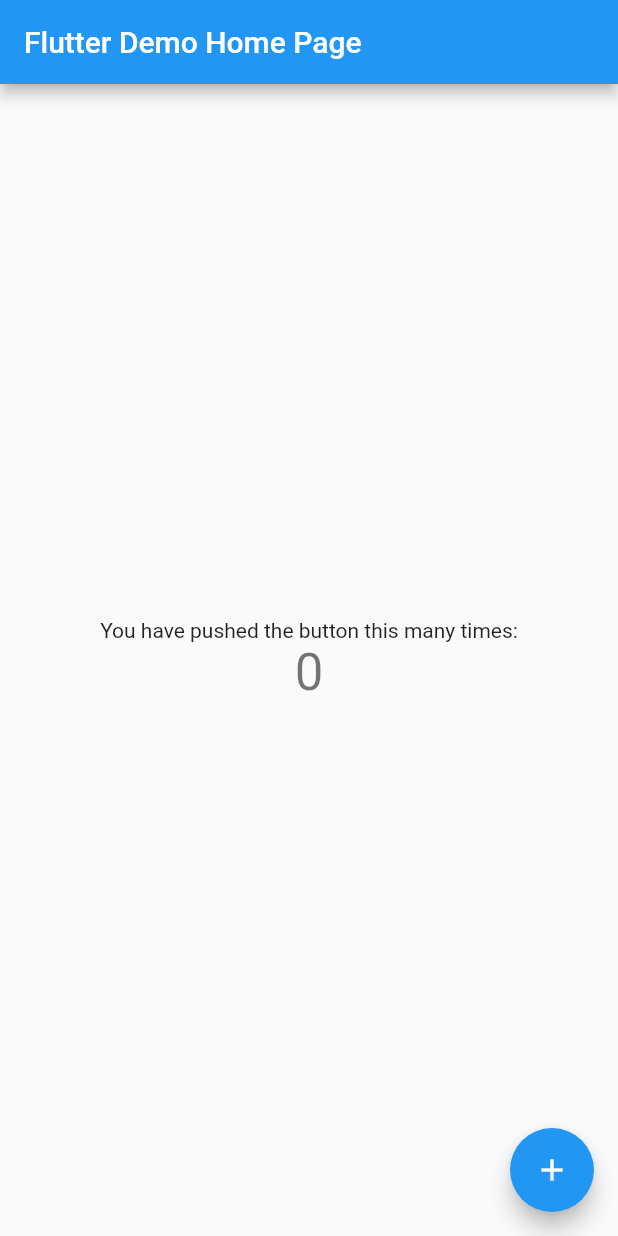
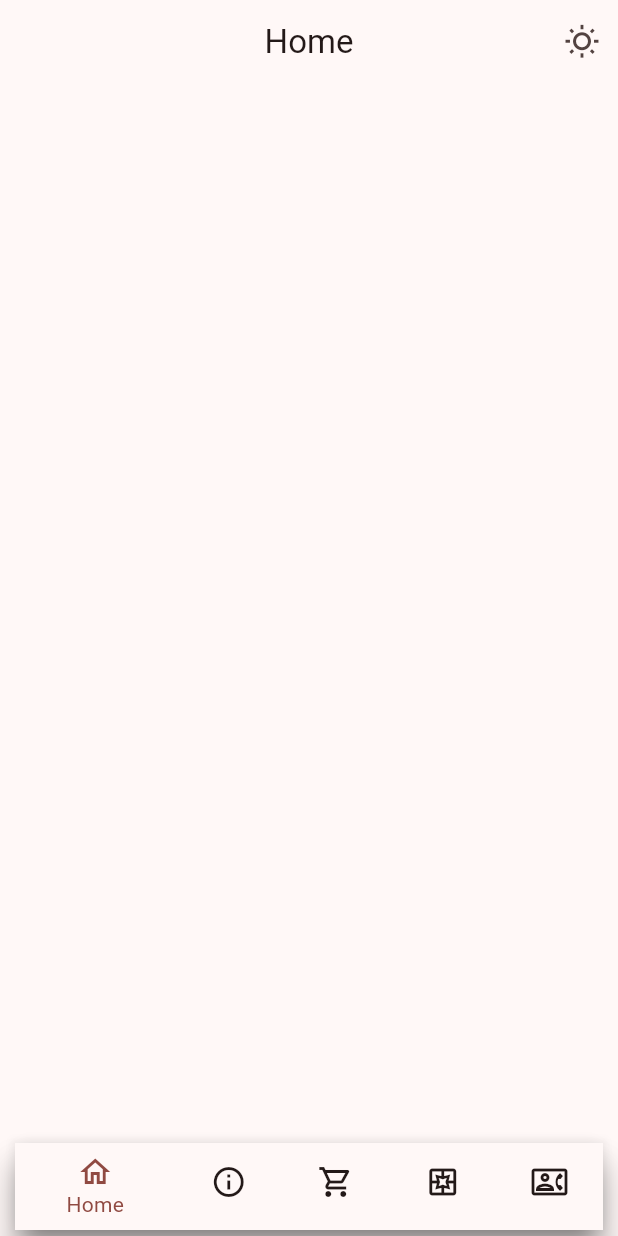
Before and after one commit to mozaddedalfeshani/bsl, a Flutter app: the screen it shows after launch, on a phone screen of 412 x 824 dp. Run offline on Flutter 3.47's test engine with Material 2 defaults, Android fonts, the light colour scheme and no system bars.

Commit message:
second init

```diff
--- a/lib/main.dart
+++ b/lib/main.dart
@@ -1,115 +1,6 @@
+import 'package:bsl/src/app.dart';
 import 'package:flutter/material.dart';
 
 void main() {
   runApp(const MyApp());
 }
-
-class MyApp extends StatelessWidget {
-  const MyApp({Key? key}) : super(key: key);
-
-  // This widget is the root of your application.
-  @override
-  Widget build(BuildContext context) {
-    return MaterialApp(
-      title: 'Flutter Demo',
-      theme: ThemeData(
-        // This is the theme of your application.
-        //
-        // Try running your application with "flutter run". You'll see the
-        // application has a blue toolbar. Then, without quitting the app, try
-        // changing the primarySwatch below to Colors.green and then invoke
-        // "hot reload" (press "r" in the console where you ran "flutter run",
-        // or simply save your changes to "hot reload" in a Flutter IDE).
-        // Notice that the counter didn't reset back to zero; the application
-        // is not restarted.
-        primarySwatch: Colors.blue,
-      ),
-      home: const MyHomePage(title: 'Flutter Demo Home Page'),
-    );
-  }
-}
-
-class MyHomePage extends StatefulWidget {
-  const MyHomePage({Key? key, required this.title}) : super(key: key);
-
-  // This widget is the home page of your application. It is stateful, meaning
-  // that it has a State object (defined below) that contains fields that affect
-  // how it looks.
-
-  // This class is the configuration for the state. It holds the values (in this
-  // case the title) provided by the parent (in this case the App widget) and
-  // used by the build method of the State. Fields in a Widget subclass are
-  // always marked "final".
-
-  final String title;
-
-  @override
-  State<MyHomePage> createState() => _MyHomePageState();
-}
-
-class _MyHomePageState extends State<MyHomePage> {
-  int _counter = 0;
-
-  void _incrementCounter() {
-    setState(() {
-      // This call to setState tells the Flutter framework that something has
-      // changed in this State, which causes it to rerun the build method below
-      // so that the display can reflect the updated values. If we changed
-      // _counter without calling setState(), then the build method would not be
-      // called again, and so nothing would appear to happen.
-      _counter++;
-    });
-  }
-
-  @override
-  Widget build(BuildContext context) {
-    // This method is rerun every time setState is called, for instance as done
-    // by the _incrementCounter method above.
-    //
-    // The Flutter framework has been optimized to make rerunning build methods
-    // fast, so that you can just rebuild anything that needs updating rather
-    // than having to individually change instances of widgets.
-    return Scaffold(
-      appBar: AppBar(
-        // Here we take the value from the MyHomePage object that was created by
-        // the App.build method, and use it to set our appbar title.
-        title: Text(widget.title),
-      ),
-      body: Center(
-        // Center is a layout widget. It takes a single child and positions it
-        // in the middle of the parent.
-        child: Column(
-          // Column is also a layout widget. It takes a list of children and
-          // arranges them vertically. By default, it sizes itself to fit its
-          // children horizontally, and tries to be as tall as its parent.
-          //
-          // Invoke "debug painting" (press "p" in the console, choose the
-          // "Toggle Debug Paint" action from the Flutter Inspector in Android
-          // Studio, or the "Toggle Debug Paint" command in Visual Studio Code)
-          // to see the wireframe for each widget.
-          //
-          // Column has various properties to control how it sizes itself and
-          // how it positions its children. Here we use mainAxisAlignment to
-          // center the children vertically; the main axis here is the vertical
-          // axis because Columns are vertical (the cross axis would be
-          // horizontal).
-          mainAxisAlignment: MainAxisAlignment.center,
-          children: <Widget>[
-            const Text(
-              'You have pushed the button this many times:',
-            ),
-            Text(
-              '$_counter',
-              style: Theme.of(context).textTheme.headline4,
-            ),
-          ],
-        ),
-      ),
-      floatingActionButton: FloatingActionButton(
-        onPressed: _incrementCounter,
-        tooltip: 'Increment',
-        child: const Icon(Icons.add),
-      ), // This trailing comma makes auto-formatting nicer for build methods.
-    );
-  }
-}
--- /dev/null
+++ b/lib/src/app.dart
@@ -0,0 +1,38 @@
+import 'package:bsl/src/home/home_page.dart';
+import 'package:bsl/src/settings/settings_controller.dart';
+import 'package:flutter/material.dart';
+
+class MyApp extends StatefulWidget {
+  const MyApp({Key? key}) : super(key: key);
+
+  @override
+  State<MyApp> createState() => _MyAppState();
+}
+
+class _MyAppState extends State<MyApp> {
+  @override
+  Widget build(BuildContext context) {
+    return AnimatedBuilder(
+        animation: SettingsController.instance,
+        builder: (context, _) {
+          return MaterialApp(
+            debugShowCheckedModeBanner: false,
+            themeMode: SettingsController.instance.themeMode,
+            theme: ThemeData(
+                useMaterial3: true,
+                colorSchemeSeed: Colors.red,
+                appBarTheme: const AppBarTheme(
+                  centerTitle: true,
+                )),
+            darkTheme: ThemeData(
+                useMaterial3: true,
+                colorSchemeSeed: Colors.red,
+                brightness: Brightness.dark,
+                appBarTheme: const AppBarTheme(
+                  centerTitle: true,
+                )),
+            home: const HomePage(),
+          );
+        });
+  }
+}
--- /dev/null
+++ b/lib/src/home/home_page.dart
@@ -0,0 +1,77 @@
+import 'package:bsl/src/settings/settings_controller.dart';
+import 'package:flutter/material.dart';
+
+class HomePage extends StatefulWidget {
+  const HomePage({Key? key}) : super(key: key);
+
+  @override
+  State<HomePage> createState() => _HomePageState();
+}
+
+class _HomePageState extends State<HomePage> {
+  int _currentIndex = 0;
+  @override
+  Widget build(BuildContext context) {
+    return Scaffold(
+      appBar: AppBar(
+        title: const Text("Home"),
+        actions: [
+          IconButton(
+            onPressed: () {
+              SettingsController.instance.toggleTheme();
+            },
+            icon: const Icon(Icons.wb_sunny_outlined),
+          ),
+        ],
+      ),
+      bottomNavigationBar: Align(
+        alignment: Alignment.bottomCenter,
+        child: ConstrainedBox(
+          constraints: const BoxConstraints(maxWidth: 400),
+          child: SizedBox(
+            child: Card(
+              elevation: 10,
+              child: BottomNavigationBar(
+                currentIndex: _currentIndex,
+                selectedItemColor: Theme.of(context).colorScheme.primary,
+                unselectedItemColor: Theme.of(context).colorScheme.onSurface,
+                onTap: (value) {
+                  setState(() {
+                    _currentIndex = value;
+                  });
+                },
+                items: const [
+                  BottomNavigationBarItem(
+                    icon: Icon(Icons.home_outlined),
+                    // selectedIcon: Icon(Icons.home),
+                    label: "Home",
+                  ),
+                  BottomNavigationBarItem(
+                    icon: Icon(Icons.info_outline),
+                    // selectedIcon: Icon(Icons.info),
+                    label: "About",
+                  ),
+                  BottomNavigationBarItem(
+                    icon: Icon(Icons.shopping_cart_outlined),
+                    // selectedIcon: Icon(Icons.shopping_cart),
+                    label: "Products",
+                  ),
+                  BottomNavigationBarItem(
+                    icon: Icon(Icons.pages_outlined),
+                    // selectedIcon: Icon(Icons.pages),
+                    label: "Objective",
+                  ),
+                  BottomNavigationBarItem(
+                    icon: Icon(Icons.contact_phone_outlined),
+                    // selectedIcon: Icon(Icons.contact_phone),
+                    label: "Contact us",
+                  ),
+                ],
+              ),
+            ),
+          ),
+        ),
+      ),
+    );
+  }
+}
--- /dev/null
+++ b/lib/src/settings/settings_controller.dart
@@ -0,0 +1,24 @@
+import 'package:flutter/material.dart';
+
+class SettingsController with ChangeNotifier {
+  SettingsController._();
+  static final SettingsController instance = SettingsController._();
+  ThemeMode _themeMode = ThemeMode.light;
+  ThemeMode get themeMode => _themeMode;
+  updateThemeMode(ThemeMode value) {
+    if (_themeMode == value) {
+      return;
+    }
+    _themeMode = value;
+    notifyListeners();
+  }
+
+  toggleTheme() {
+    if (_themeMode == ThemeMode.light) {
+      _themeMode = ThemeMode.dark;
+    } else {
+      _themeMode = ThemeMode.light;
+    }
+    notifyListeners();
+  }
+}
```
Also changed, not shown: 1 other file.
